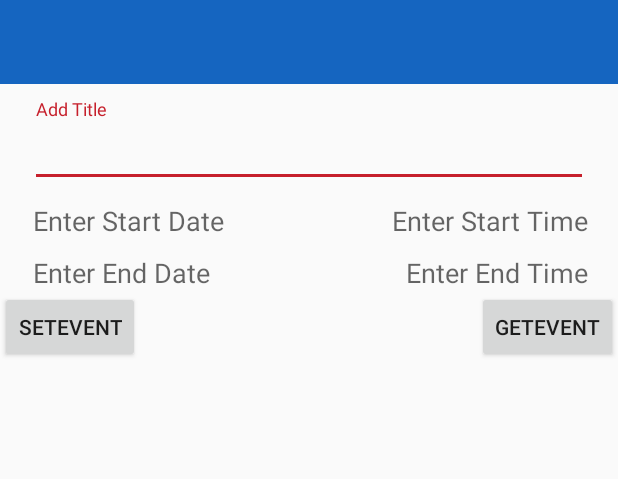
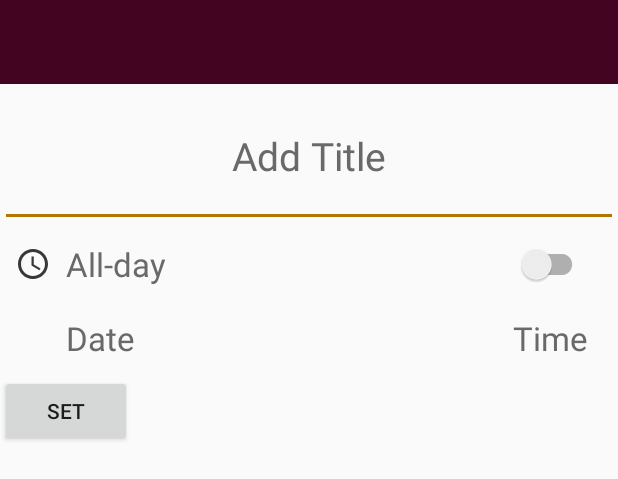
Before and after one commit to bhanupreet/AlliancesGalore, an Android app: the layout activity_add_event.xml on its own in the app's theme, with its tools: preview values and no code run, on a phone screen of 412 x 824 dp. Shown: the top 479 px of the screen. Run offline under Robolectric (Android 15) with nearby library versions, the phone set to English and light mode, and no system bars.

Commit message:
added add event activity

```diff
--- a/app/build.gradle
+++ b/app/build.gradle
@@ -69,8 +69,6 @@ dependencies {
     implementation "androidx.preference:preference:$preference_version"
     implementation 'com.code-troopers.betterpickers:library:3.1.0'
     implementation 'dev.ahamed.mva2:adapter:2.0.0-beta01'
-    compile 'com.oushangfeng:PinnedSectionItemDecoration:1.3.2-androidx'
-
 }
 apply plugin: 'com.google.gms.google-services'
 repositories {
--- a/app/src/main/java/com/alliancesgalore/alliancesgalore/Fragments/LocationListFragment.java
+++ b/app/src/main/java/com/alliancesgalore/alliancesgalore/Fragments/LocationListFragment.java
@@ -3,12 +3,10 @@ package com.alliancesgalore.alliancesgalore.Fragments;
 import android.content.Context;
 import android.content.Intent;
 import android.content.SharedPreferences;
-import android.content.res.Resources;
 import android.os.Bundle;
 import android.os.Parcelable;
 import android.os.Vibrator;
 import android.text.TextUtils;
-import android.util.TypedValue;
 import android.view.ActionMode;
 import android.view.ContextMenu;
 import android.view.KeyEvent;
@@ -36,8 +34,8 @@ import com.alliancesgalore.alliancesgalore.Activities.MainActivity;
 import com.alliancesgalore.alliancesgalore.Activities.MapActivity;
 import com.alliancesgalore.alliancesgalore.Activities.ReportingToActivity;
 import com.alliancesgalore.alliancesgalore.Adapters.UserProfileAdapter;
+import com.alliancesgalore.alliancesgalore.Models.UserProfile;
 import com.alliancesgalore.alliancesgalore.R;
-import com.alliancesgalore.alliancesgalore.Models.UserProfile;
 import com.alliancesgalore.alliancesgalore.Utils.Functions;
 import com.cooltechworks.views.shimmer.ShimmerRecyclerView;
 import com.google.firebase.auth.FirebaseAuth;
@@ -681,6 +679,7 @@ public class LocationListFragment extends Fragment implements MainActivity.OnBac
             adapter.notifyDataSetChanged();
             isSelectAll = false;
             menuItem.setIcon(R.drawable.ic_selectall);
+
         }
 
         setActionModeTitle();
@@ -694,6 +693,7 @@ public class LocationListFragment extends Fragment implements MainActivity.OnBac
     }
 
     public static int dpFromPx(final Context context, final float px) {
+
         return (int) (px / context.getResources().getDisplayMetrics().density);
     }
 }
--- /dev/null
+++ b/app/src/main/res/drawable/ic_access_time_black_24dp.xml
@@ -0,0 +1,5 @@
+<vector android:height="24dp" android:tint="#373737"
+    android:viewportHeight="24.0" android:viewportWidth="24.0"
+    android:width="24dp" xmlns:android="http://schemas.android.com/apk/res/android">
+    <path android:fillColor="#FF000000" android:pathData="M11.99,2C6.47,2 2,6.48 2,12s4.47,10 9.99,10C17.52,22 22,17.52 22,12S17.52,2 11.99,2zM12,20c-4.42,0 -8,-3.58 -8,-8s3.58,-8 8,-8 8,3.58 8,8 -3.58,8 -8,8zM12.5,7H11v6l5.25,3.15 0.75,-1.23 -4.5,-2.67z"/>
+</vector>
--- /dev/null
+++ b/app/src/main/res/drawable/ic_repeat_black_24dp.xml
@@ -0,0 +1,5 @@
+<vector android:height="24dp" android:tint="#373737"
+    android:viewportHeight="24.0" android:viewportWidth="24.0"
+    android:width="24dp" xmlns:android="http://schemas.android.com/apk/res/android">
+    <path android:fillColor="#FF000000" android:pathData="M7,7h10v3l4,-4 -4,-4v3L5,5v6h2L7,7zM17,17L7,17v-3l-4,4 4,4v-3h12v-6h-2v4z"/>
+</vector>
--- a/app/src/main/res/layout/activity_add_event.xml
+++ b/app/src/main/res/layout/activity_add_event.xml
@@ -11,100 +11,101 @@
         android:id="@+id/addEvent_toolbar"
         layout="@layout/custom_app_bar" />
 
-
-    <com.google.android.material.textfield.TextInputLayout
+    <com.google.android.material.textfield.TextInputEditText
         android:id="@+id/addEvent_title"
         android:layout_width="match_parent"
         android:layout_height="wrap_content"
-        android:layout_marginStart="20dp"
-        android:layout_marginTop="10dp"
-        android:layout_marginEnd="20dp"
-        android:textSize="20sp"
-        app:layout_constraintTop_toBottomOf="@id/addEvent_toolbar">
+        android:inputType="text"
+        android:paddingTop="30dp"
+        android:paddingBottom="30dp"
+        android:text="Add Title"
+        android:gravity="center"
+        android:textColor="#696969"
+        android:textSize="26sp"
+        app:layout_constraintTop_toBottomOf="@id/addEvent_toolbar" />
 
-        <com.google.android.material.textfield.TextInputEditText
+    <androidx.constraintlayout.widget.ConstraintLayout
+        android:id="@+id/addEvent_allday_layout"
         android:layout_width="match_parent"
         android:layout_height="wrap_content"
-            android:hint="Add Title"
-            android:inputType="text"
-            android:textColor="#212121"
-            android:textSize="20sp" />
-    </com.google.android.material.textfield.TextInputLayout>
+        android:paddingTop="10dp"
+        android:paddingBottom="10dp"
+        app:layout_constraintTop_toBottomOf="@id/addEvent_title">
+
+        <TextView
+            android:id="@+id/addEvent_allday_text"
+            android:layout_width="wrap_content"
+            android:layout_height="wrap_content"
+            android:layout_marginStart="10dp"
+            android:text="All-day"
+            android:textColor="#696969"
+            android:textSize="22sp"
+            app:layout_constraintBottom_toBottomOf="parent"
+            app:layout_constraintStart_toEndOf="@+id/event_allday_img"
+            app:layout_constraintTop_toBottomOf="parent"
+            app:layout_constraintTop_toTopOf="parent" />
+
+        <ImageView
+            android:id="@+id/event_allday_img"
+            android:layout_width="24dp"
+            android:layout_height="24dp"
+            android:layout_marginStart="10dp"
+            android:src="@drawable/ic_access_time_black_24dp"
+            app:layout_constraintBottom_toBottomOf="@+id/addEvent_allday_text"
+            app:layout_constraintStart_toStartOf="parent"
+            app:layout_constraintTop_toTopOf="@+id/addEvent_allday_text" />
+
+        <androidx.appcompat.widget.SwitchCompat
+            android:id="@+id/addEvent_allday_switch"
+            android:layout_width="wrap_content"
+            android:layout_height="wrap_content"
+            android:layout_marginEnd="20dp"
+            app:layout_constraintBottom_toBottomOf="@+id/addEvent_allday_text"
+            app:layout_constraintEnd_toEndOf="parent"
+            app:layout_constraintTop_toTopOf="@+id/addEvent_allday_text" />
+    </androidx.constraintlayout.widget.ConstraintLayout>
+
+    <androidx.constraintlayout.widget.ConstraintLayout
+        android:id="@+id/addEvent_DateTime_layout"
+        android:layout_width="match_parent"
+        android:layout_height="wrap_content"
+        android:paddingTop="10dp"
+        android:paddingBottom="10dp"
+        app:layout_constraintTop_toBottomOf="@+id/addEvent_allday_layout">
 
         <TextView
             android:id="@+id/addEvent_startDate"
             android:layout_width="wrap_content"
             android:layout_height="wrap_content"
-        android:layout_marginStart="22dp"
-        android:layout_marginTop="10dp"
-        android:layout_marginEnd="20dp"
-        android:hint="Enter Start Date"
-        android:textColor="#212121"
-        android:textSize="18sp"
+            android:layout_marginStart="44dp"
+            android:text="Date"
+            android:textColor="#696969"
+            android:textSize="22sp"
             app:layout_constraintStart_toStartOf="parent"
-        app:layout_constraintTop_toBottomOf="@id/addEvent_title" />
+            app:layout_constraintTop_toTopOf="parent" />
 
-    <TextView
-        android:id="@+id/addEvent_endDate"
-        android:layout_width="wrap_content"
-        android:layout_height="wrap_content"
-        android:layout_marginStart="22dp"
-        android:layout_marginTop="10dp"
-        android:layout_marginEnd="20dp"
-        android:hint="Enter End Date"
-        android:textColor="#212121"
-        android:textSize="18sp"
-        app:layout_constraintStart_toStartOf="parent"
-        app:layout_constraintTop_toBottomOf="@id/addEvent_startDate" />
 
-    <TextView
-        android:id="@+id/addEvent_endTime"
-        android:layout_width="wrap_content"
-        android:layout_height="wrap_content"
-        android:layout_marginStart="22dp"
-        android:layout_marginTop="10dp"
-        android:layout_marginEnd="20dp"
-        android:hint="Enter End Time"
-        android:textColor="#212121"
-        android:textSize="18sp"
-        app:layout_constraintEnd_toEndOf="parent"
-        app:layout_constraintTop_toBottomOf="@id/addEvent_startDate" />
         <TextView
             android:id="@+id/addEvent_startTime"
             android:layout_width="wrap_content"
             android:layout_height="wrap_content"
-        android:layout_marginStart="22dp"
-        android:layout_marginTop="10dp"
             android:layout_marginEnd="20dp"
-        android:hint="Enter Start Time"
-        android:textColor="#212121"
-        android:textSize="18sp"
+            android:text="Time"
+            android:textColor="#696969"
+            android:textSize="22sp"
+            android:visibility="visible"
+            app:layout_constraintBottom_toBottomOf="@+id/addEvent_startDate"
             app:layout_constraintEnd_toEndOf="parent"
-        app:layout_constraintTop_toBottomOf="@id/addEvent_title" />
+            app:layout_constraintTop_toTopOf="@+id/addEvent_startDate" />
+    </androidx.constraintlayout.widget.ConstraintLayout>
 
     <Button
-        android:id="@+id/setEventbtn"
+        android:id="@+id/setbtn"
         android:layout_width="wrap_content"
         android:layout_height="wrap_content"
-        android:text="setEvent"
+        android:text="set"
         app:layout_constraintStart_toStartOf="parent"
-        app:layout_constraintTop_toBottomOf="@+id/addEvent_endDate" />
+        app:layout_constraintTop_toBottomOf="@id/addEvent_DateTime_layout" />
 
-    <Button
-        android:id="@+id/geteventbtn"
-        android:layout_width="wrap_content"
-        android:layout_height="wrap_content"
-        android:text="getEvent"
-        app:layout_constraintEnd_toEndOf="parent"
-        app:layout_constraintTop_toBottomOf="@+id/addEvent_endTime" />
-
-    <TextView
-        android:layout_width="match_parent"
-        android:layout_height="wrap_content"
-        android:textSize="36sp"
-        app:layout_constraintTop_toBottomOf="@id/geteventbtn"
-        app:layout_constraintStart_toStartOf="parent"
-        app:layout_constraintEnd_toEndOf="parent"
-        android:id="@+id/getEventText"/>
 
 </androidx.constraintlayout.widget.ConstraintLayout>
--- a/app/src/main/res/values/colors.xml
+++ b/app/src/main/res/values/colors.xml
@@ -1,6 +1,6 @@
 <?xml version="1.0" encoding="utf-8"?>
 <resources>
-    <color name="colorPrimary">#1565C0</color>
-    <color name="colorPrimaryDark">#0D47A1</color>
-    <color name="colorAccent">#c6202c</color>
+    <color name="colorPrimary">#420420</color>
+    <color name="colorPrimaryDark">#2e0216</color>
+    <color name="colorAccent">#b27700</color>
 </resources>
```
Also changed, not shown: app/src/main/AndroidManifest.xml (+8 -6 lines), app/src/main/java/com/alliancesgalore/alliancesgalore/Activities/AddEventActivity.java (+98 -58 lines), app/src/main/java/com/alliancesgalore/alliancesgalore/Adapters/EventAdapter.java (+6 -1 lines), app/src/main/java/com/alliancesgalore/alliancesgalore/Fragments/RemindersFragment.java (+21 -12 lines), app/src/main/java/com/alliancesgalore/alliancesgalore/Models/Event.java (+35 -73 lines), app/src/main/java/com/alliancesgalore/alliancesgalore/Utils/RecyclerItemClickListener.java (deleted, +0 -65 lines). Lines whose indentation alone changed are shown as unchanged.
